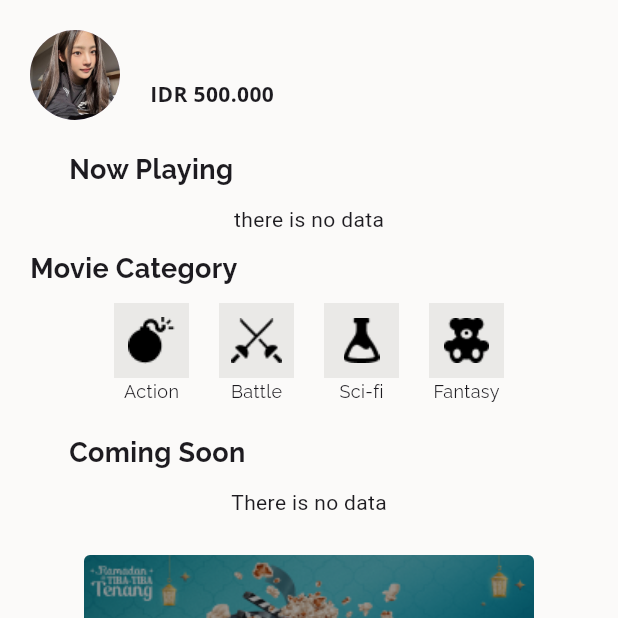
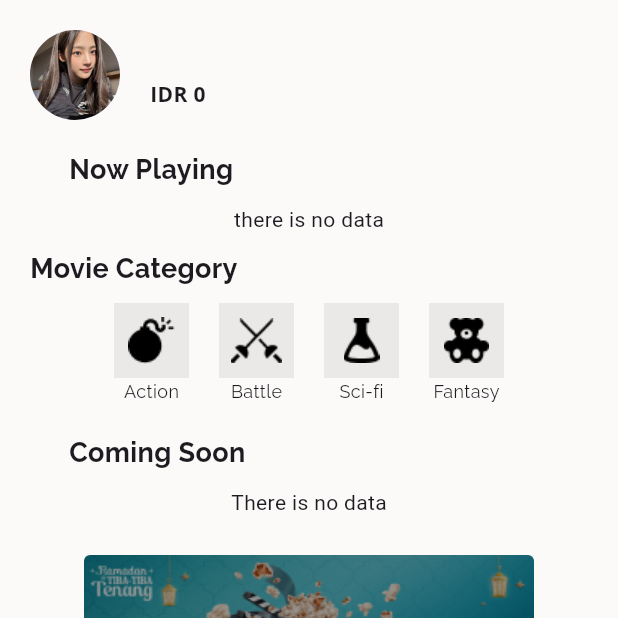
Before and after one commit to Chintialiuw/FlutixApp, a Flutter app: the screen it shows once a user with an empty profile is signed in, on a phone screen of 412 x 824 dp, the top half of it. Run offline on Flutter 3.47's test engine with Material 3 defaults, Android fonts, the phone set to English and light mode, and no system bars; our stand-ins replace cloud_firestore, firebase_auth, firebase_core, firebase_storage, google_fonts, image_picker and 1 more; accounts and stored records are empty; network calls fail.

Commit message:
Update: Register saldo

```diff
--- a/lib/ui/pages/home/home.dart
+++ b/lib/ui/pages/home/home.dart
@@ -20,6 +20,7 @@ Color textColor = const Color(0xFFF4EDE6);
 class _HomePageState extends State<HomePage> {
   String username = '';
   String profilePictureUrl = '';
+  int saldo = 0;
   List<Movie> movies = [];
 
   List<Movie> comingSoonMovies = [];
@@ -35,6 +36,7 @@ class _HomePageState extends State<HomePage> {
     setState(() {
       username = prefs.getString('nama') ?? "";
       profilePictureUrl = prefs.getString('profilePictureUrl') ?? "";
+      saldo = prefs.getInt('saldo') ?? 0;
     });
   }
 
@@ -99,7 +101,7 @@ class _HomePageState extends State<HomePage> {
                               fontSize: 18, fontWeight: FontWeight.bold),
                         ),
                         Text(
-                          "IDR 500.000",
+                          "IDR $saldo",
                           style: GoogleFonts.openSans(
                               fontSize: 14, fontWeight: FontWeight.bold),
                         ),
--- a/lib/ui/pages/splash_screen/sign_up.dart
+++ b/lib/ui/pages/splash_screen/sign_up.dart
@@ -70,7 +70,7 @@ class _signUpState extends State<signUp> {
         final imageUrl = await _uploadImage();
 
         // Registrasi pengguna
-        await Auth().regis(email, password, nama, imageUrl);
+        await Auth().regis(email, password, nama, imageUrl, 0);
 
         Navigator.of(context).push(
           MaterialPageRoute(builder: (context) => confir()),
```
Also changed, not shown: lib/auth/auth.dart (+5 -5 lines).
